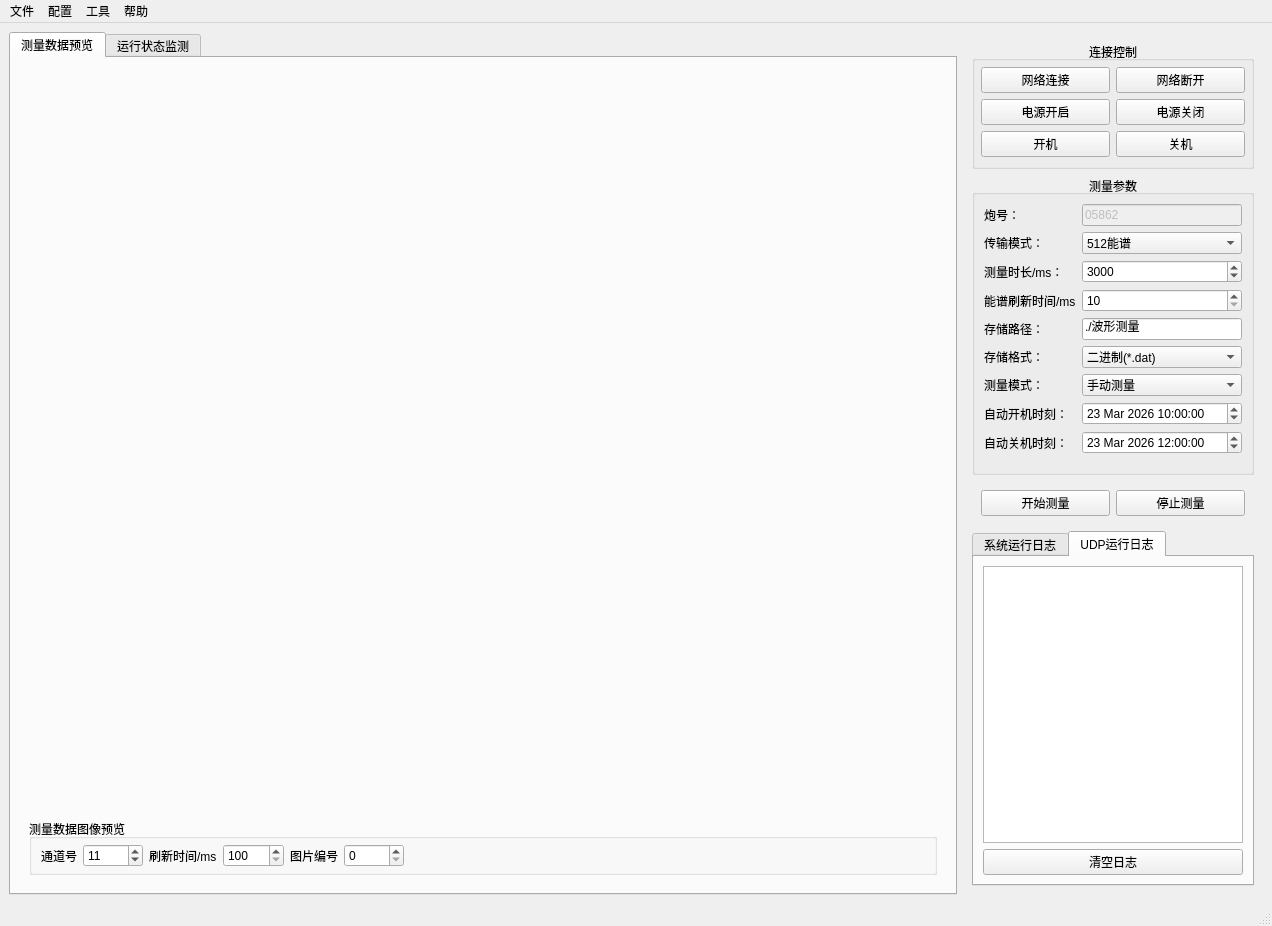
MrXiaomao/HardXrayCamera, file mainwindow.ui: the form before one commit.
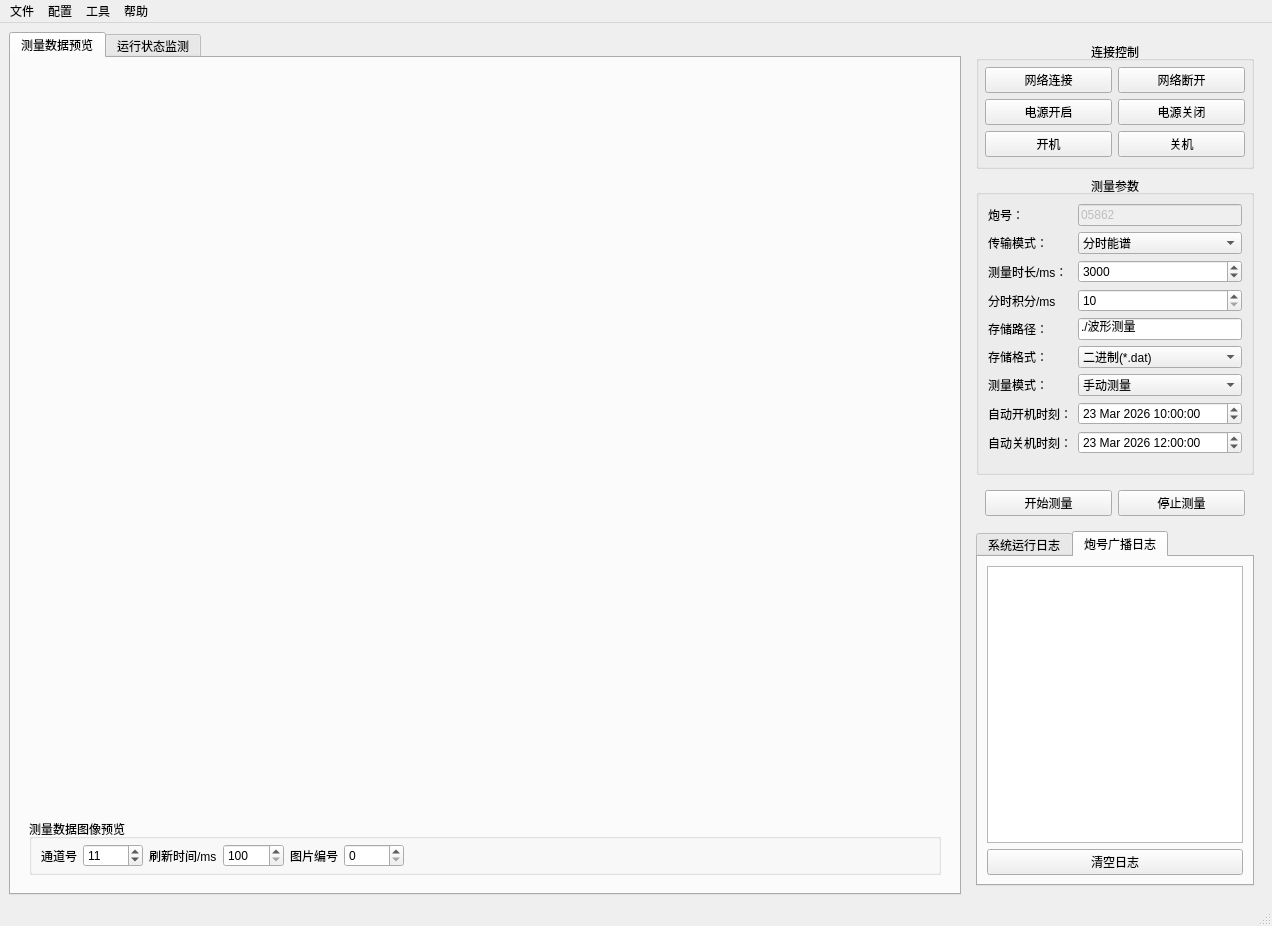
The form after the commit. The open tabs and pages were chosen to show the change. Custom widgets are drawn as their Qt base class.

Commit message: 图片标题更改到横坐标轴下方，界面512能谱改为分时能谱，保持与技术规格书一致。

What changed in the file:
```diff
--- a/mainwindow.ui
+++ b/mainwindow.ui
@@ -816,7 +816,7 @@
                </size>
               </property>
               <property name="text">
-               <string>能谱刷新时间/ms</string>
+               <string>分时积分/ms</string>
               </property>
              </widget>
             </item>
@@ -842,7 +842,7 @@
              <widget class="QComboBox" name="cmb_transferMode">
               <item>
                <property name="text">
-                <string>512能谱</string>
+                <string>分时能谱</string>
                </property>
               </item>
               <item>
@@ -939,7 +939,7 @@
          </widget>
          <widget class="QWidget" name="tab_2">
           <attribute name="title">
-           <string>UDP运行日志</string>
+           <string>炮号广播日志</string>
           </attribute>
           <layout class="QVBoxLayout" name="verticalLayout_2">
            <item>
```
Left out of the diff: 6 changed lines with no effect on the pictures. The commit also changes 1 other file.
